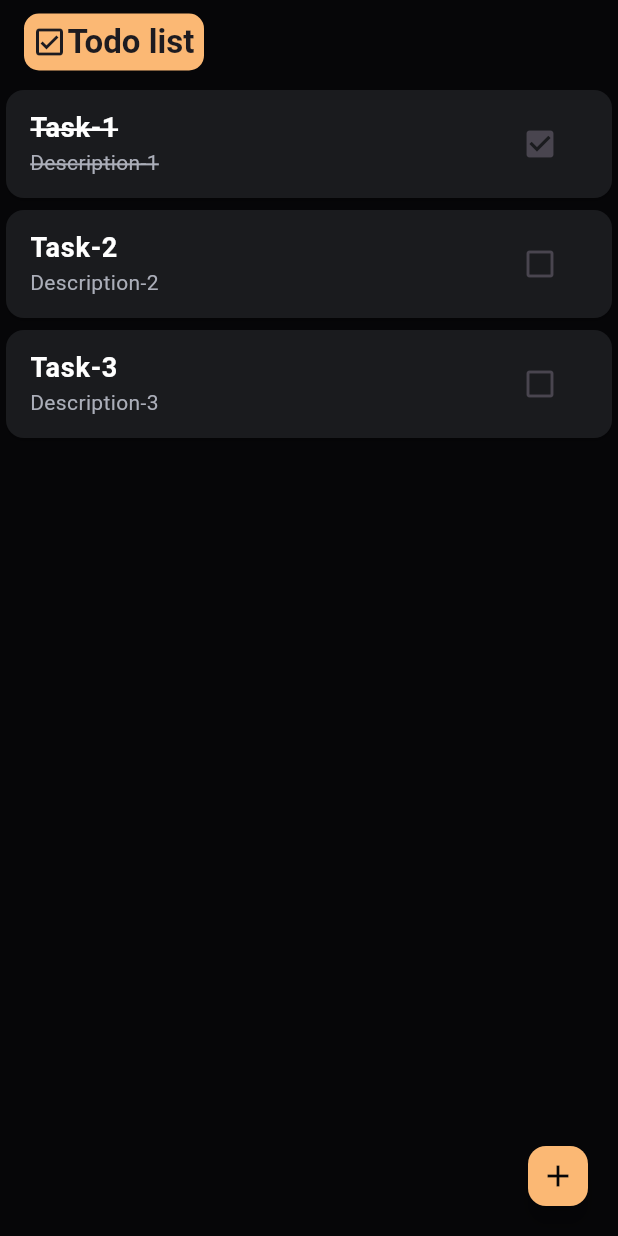
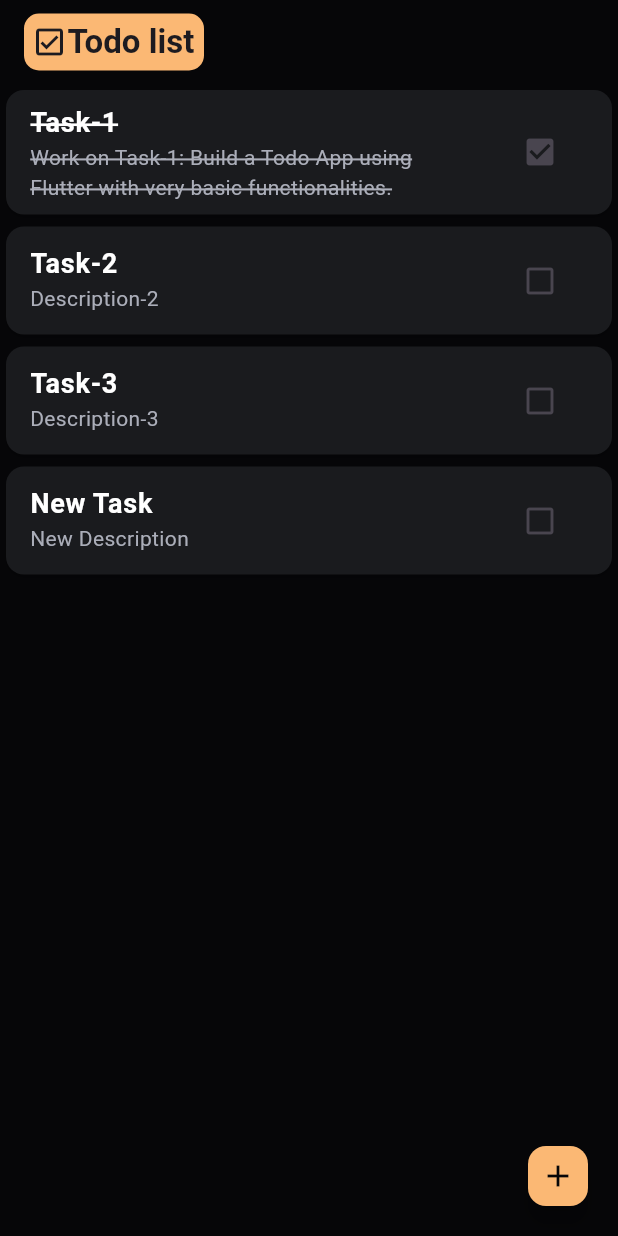
Before and after one commit to subh0x/flutter-todo-app-v1, a Flutter app: the screen it shows after launch, after a tap on the "check box outline blank" icon, after a tap on the "add" icon, on a phone screen of 412 x 824 dp. Run offline on Flutter 3.47's test engine with Material 3 defaults, Android fonts, the phone set to English and light mode, and no system bars.

Commit message:
Refactored Todo Screen into a Stateful widget for Adding New Todos using FAB.

```diff
--- a/lib/widgets/todo_card.dart
+++ b/lib/widgets/todo_card.dart
@@ -12,59 +12,68 @@ class TodoItem {
 }
 
 class TodoCard extends StatefulWidget {
-  const TodoCard({super.key});
+  final List<TodoItem> todoItems;
+  const TodoCard({super.key, required this.todoItems});
 
   @override
   State<TodoCard> createState() => _TodoCardState();
 }
 
 class _TodoCardState extends State<TodoCard> {
-  List<TodoItem> todoItems = [
-    TodoItem(todoTitle: 'Task-1', todoDesc: 'Description-1'),
-    TodoItem(todoTitle: 'Task-2', todoDesc: 'Description-2'),
-    TodoItem(todoTitle: 'Task-3', todoDesc: 'Description-3')
-  ];
 
   @override
   Widget build(BuildContext context) {
     return ListView.builder(
-      itemCount: todoItems.length,
+      itemCount: widget.todoItems.length,
       itemBuilder: (BuildContext context, int index) {
-        return Card(
+        // Returning a Constrained Box to make sure the Tasks don't overflow the Card.
+        return ConstrainedBox(
+          constraints: const BoxConstraints(maxHeight: 300),
+          child: Card(
             color: Theme.of(context).cardColor,
+            child: SizedBox(
               child: ListTile(
                 title: Text(
-              todoItems[index].todoTitle,
+                  widget.todoItems[index].todoTitle,
                   style: TextStyle(
                       color: Colors.white,
                       fontSize: 18,
                       fontWeight: FontWeight.w700,
-                  decoration: todoItems[index].completed ? TextDecoration.lineThrough : null,
+                      decoration: widget.todoItems[index].completed
+                          ? TextDecoration.lineThrough
+                          : null,
                       decorationThickness: 2.0,
-                  decorationColor: Colors.white
-                  ),
+                      decorationColor: Colors.white),
                 ),
                 subtitle: Text(
-              todoItems[index].todoDesc,
+                  widget.todoItems[index].todoDesc,
+                  maxLines: 3,
+                  overflow: TextOverflow.ellipsis,
                   style: TextStyle(
                     color: Theme.of(context).hintColor,
-                decoration: todoItems[index].completed ? TextDecoration.lineThrough : null,
+                    decoration: widget.todoItems[index].completed
+                        ? TextDecoration.lineThrough
+                        : null,
                     decorationThickness: 2.0,
                     decorationColor: Theme.of(context).hintColor,
                   ),
                 ),
+                // CheckBox Icon to mark the Task as Done
                 trailing: IconButton(
-              icon:  Icon(todoItems[index].completed ? Icons.check_box : Icons.check_box_outline_blank),
+                  icon: Icon(widget.todoItems[index].completed
+                      ? Icons.check_box
+                      : Icons.check_box_outline_blank),
                   onPressed: () {
                     setState(() {
-                  if(todoItems[index].completed){
-                    todoItems[index].completed = false;
-                  }
-                  else {
-                    todoItems[index].completed = true;
+                      if (widget.todoItems[index].completed) {
+                        widget.todoItems[index].completed = false;
+                      } else {
+                        widget.todoItems[index].completed = true;
                       }
                     });
                   },
+                ),
+              ),
             ),
           ),
         );
--- a/lib/widgets/todo_screen.dart
+++ b/lib/widgets/todo_screen.dart
@@ -1,8 +1,34 @@
 import 'package:flutter/material.dart';
 import 'package:todo_app/widgets/todo_card.dart';
 
-class ToDoScreen extends StatelessWidget {
+class ToDoScreen extends StatefulWidget {
   const ToDoScreen({super.key});
+
+  @override
+  State<ToDoScreen> createState() => _ToDoScreenState();
+}
+
+class _ToDoScreenState extends State<ToDoScreen> {
+  // Currently using a List of TodoItems to manage the ToDo List
+  List<TodoItem> todoItems = [
+    TodoItem(
+        todoTitle: 'Task-1',
+        todoDesc:
+            'Work on Task-1: Build a Todo App using Flutter with very basic functionalities.'),
+    TodoItem(todoTitle: 'Task-2', todoDesc: 'Description-2'),
+    TodoItem(todoTitle: 'Task-3', todoDesc: 'Description-3')
+  ];
+
+  void addTodoItem() {
+    setState(() {
+      todoItems.add(
+        TodoItem(
+          todoTitle: 'New Task',
+          todoDesc: 'New Description',
+        ),
+      );
+    });
+  }
 
   @override
   Widget build(BuildContext context) {
@@ -26,9 +52,9 @@ class ToDoScreen extends StatelessWidget {
                 ],
               )),
         ),
-        body: const TodoCard(),
+        body: TodoCard(todoItems: todoItems),
         floatingActionButton: FloatingActionButton.small(
-          onPressed: () {},
+          onPressed: addTodoItem,
           foregroundColor: Theme.of(context).scaffoldBackgroundColor,
           backgroundColor: Theme.of(context).primaryColor,
           child: const Icon(Icons.add),
```
Lines whose indentation alone changed are shown as unchanged.
